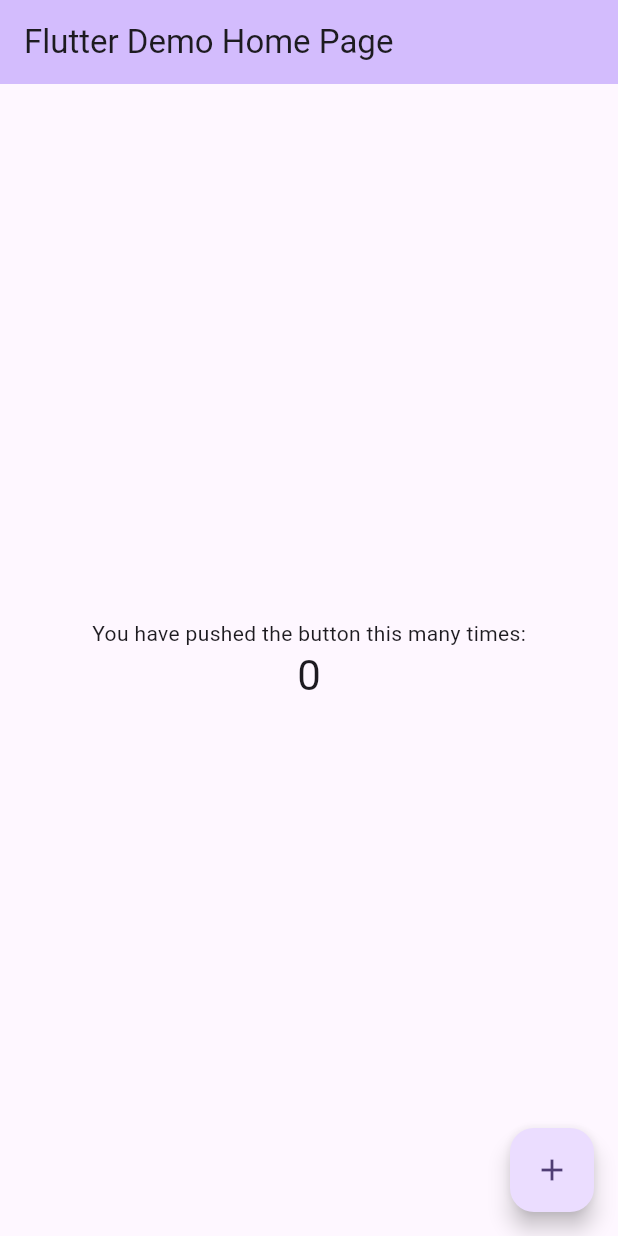
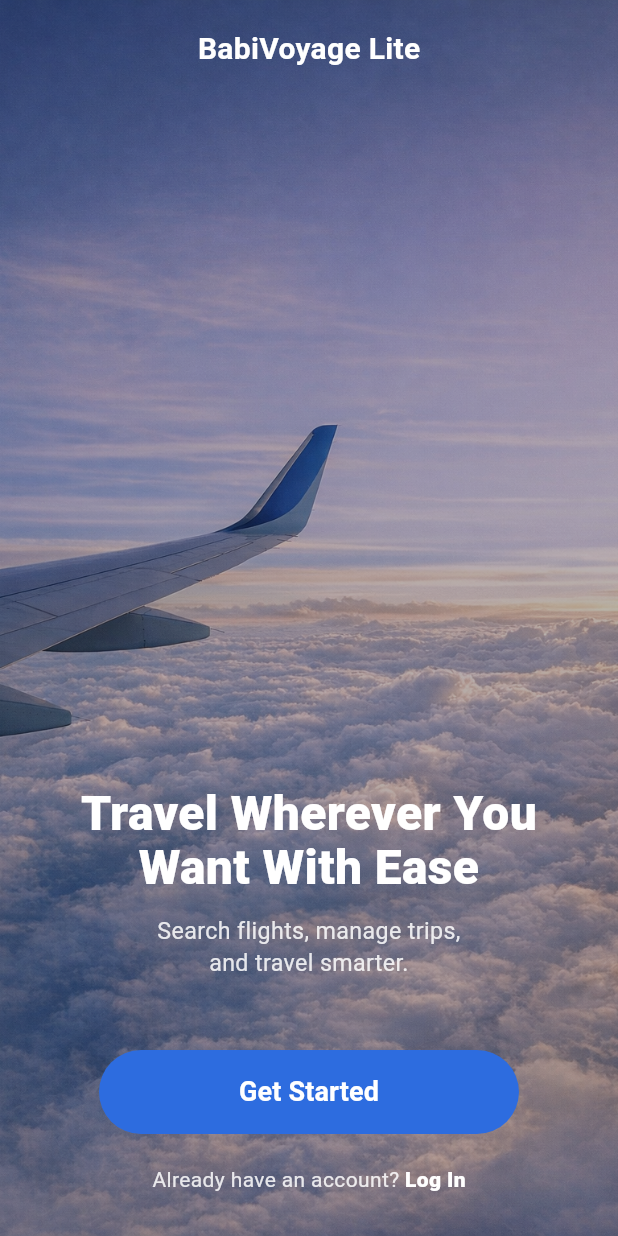
Before and after one commit to MalakJawad/Babivoyage-Lite, a Flutter app: the screen it shows after launch, on a phone screen of 412 x 824 dp. Run offline on Flutter 3.47's test engine with Material 3 defaults, Android fonts, the phone set to English and light mode, and no system bars.

Commit message:
Welcome Page

```diff
--- /dev/null
+++ b/lib/core/theme/app_theme.dart
@@ -0,0 +1,12 @@
+import 'package:flutter/material.dart';
+
+class AppTheme {
+  static const primary = Color(0xFF2D6CDF);
+
+  static ThemeData light = ThemeData(
+    useMaterial3: true,
+    colorScheme: ColorScheme.fromSeed(seedColor: primary),
+    scaffoldBackgroundColor: Colors.white,
+    fontFamily: 'Roboto',
+  );
+}
--- /dev/null
+++ b/lib/features/auth/presentation/screens/login_screen.dart
@@ -0,0 +1,15 @@
+import 'package:flutter/material.dart';
+
+class LoginScreen extends StatelessWidget {
+  const LoginScreen({super.key});
+
+  @override
+  Widget build(BuildContext context) {
+    return Scaffold(
+      appBar: AppBar(title: const Text('Login')),
+      body: const Center(
+        child: Text('Login Screen (next step)'),
+      ),
+    );
+  }
+}
--- /dev/null
+++ b/lib/features/onboarding/presentation/screens/welcome_screen.dart
@@ -0,0 +1,146 @@
+import 'package:flutter/material.dart';
+import '../../../../core/theme/app_theme.dart';
+import '../../../auth/presentation/screens/login_screen.dart';
+
+class WelcomeScreen extends StatelessWidget {
+  const WelcomeScreen({super.key});
+
+  @override
+  Widget build(BuildContext context) {
+    return Scaffold(
+      body: LayoutBuilder(
+        builder: (context, constraints) {
+          final maxWidth = constraints.maxWidth > 500 ? 430.0 : constraints.maxWidth;
+
+          return Center(
+            child: ConstrainedBox(
+              constraints: BoxConstraints(maxWidth: maxWidth),
+              child: Stack(
+                fit: StackFit.expand,
+                children: [
+                  Image.asset(
+                    'assets/images/welcome_bg.png',
+                    fit: BoxFit.cover,
+                  ),
+
+                  Container(color: Colors.black.withValues(alpha:0.28)),
+
+                  SafeArea(
+                    child: Padding(
+                      padding: const EdgeInsets.symmetric(horizontal: 22),
+                      child: Column(
+                        children: [
+                          const SizedBox(height: 18),
+
+                          // App name at top center
+                          const Text(
+                            'BabiVoyage Lite',
+                            style: TextStyle(
+                              color: Colors.white,
+                              fontSize: 20,
+                              fontWeight: FontWeight.w700,
+                              letterSpacing: 0.2,
+                            ),
+                          ),
+
+                          const Spacer(),
+
+                          const Text(
+                            'Travel Wherever You\nWant With Ease',
+                            textAlign: TextAlign.center,
+                            style: TextStyle(
+                              color: Colors.white,
+                              fontSize: 32,
+                              height: 1.12,
+                              fontWeight: FontWeight.w800,
+                            ),
+                          ),
+
+                          const SizedBox(height: 14),
+
+                          Text(
+                            'Search flights, manage trips,\nand travel smarter.',
+                            textAlign: TextAlign.center,
+                            style: TextStyle(
+                              color: Colors.white.withValues(alpha:0.85),
+                              fontSize: 15.5,
+                              height: 1.35,
+                              fontWeight: FontWeight.w400,
+                            ),
+                          ),
+
+                          const SizedBox(height: 48),
+
+                          SizedBox(
+                            width: 280,
+                            height: 56,
+                            child: ElevatedButton(
+                              style: ElevatedButton.styleFrom(
+                                backgroundColor: AppTheme.primary,
+                                foregroundColor: Colors.white,
+                                elevation: 0,
+                                shape: RoundedRectangleBorder(
+                                  borderRadius: BorderRadius.circular(30),
+                                ),
+                              ),
+                              onPressed: () {
+                                Navigator.push(
+                                  context,
+                                  MaterialPageRoute(builder: (_) => const LoginScreen()),
+                                );
+                              },
+                              child: const Text(
+                                'Get Started',
+                                style: TextStyle(
+                                  fontSize: 18,
+                                  fontWeight: FontWeight.w700,
+                                ),
+                              ),
+                            ),
+                          ),
+
+                          const SizedBox(height: 20),
+
+                          Row(
+                            mainAxisAlignment: MainAxisAlignment.center,
+                            children: [
+                              Text(
+                                'Already have an account? ',
+                                style: TextStyle(
+                                  color: Colors.white.withValues(alpha:0.85),
+                                  fontSize: 14,
+                                ),
+                              ),
+                              GestureDetector(
+                                onTap: () {
+                                  Navigator.push(
+                                    context,
+                                    MaterialPageRoute(builder: (_) => const LoginScreen()),
+                                  );
+                                },
+                                child: const Text(
+                                  'Log In',
+                                  style: TextStyle(
+                                    color: Colors.white,
+                                    fontSize: 14,
+                                    fontWeight: FontWeight.w800,
+                                  ),
+                                ),
+                              ),
+                            ],
+                          ),
+
+                          const SizedBox(height: 28),
+                        ],
+                      ),
+                    ),
+                  ),
+                ],
+              ),
+            ),
+          );
+        },
+      ),
+    );
+  }
+}
--- a/lib/main.dart
+++ b/lib/main.dart
@@ -1,122 +1,21 @@
 import 'package:flutter/material.dart';
+import 'core/theme/app_theme.dart';
+import 'features/onboarding/presentation/screens/welcome_screen.dart';
 
 void main() {
-  runApp(const MyApp());
+  runApp(const BabiVoyageLiteApp());
 }
 
-class MyApp extends StatelessWidget {
-  const MyApp({super.key});
+class BabiVoyageLiteApp extends StatelessWidget {
+  const BabiVoyageLiteApp({super.key});
 
-  // This widget is the root of your application.
   @override
   Widget build(BuildContext context) {
     return MaterialApp(
-      title: 'Flutter Demo',
-      theme: ThemeData(
-        // This is the theme of your application.
-        //
-        // TRY THIS: Try running your application with "flutter run". You'll see
-        // the application has a purple toolbar. Then, without quitting the app,
-        // try changing the seedColor in the colorScheme below to Colors.green
-        // and then invoke "hot reload" (save your changes or press the "hot
-        // reload" button in a Flutter-supported IDE, or press "r" if you used
-        // the command line to start the app).
-        //
-        // Notice that the counter didn't reset back to zero; the application
-        // state is not lost during the reload. To reset the state, use hot
-        // restart instead.
-        //
-        // This works for code too, not just values: Most code changes can be
-        // tested with just a hot reload.
-        colorScheme: .fromSeed(seedColor: Colors.deepPurple),
-      ),
-      home: const MyHomePage(title: 'Flutter Demo Home Page'),
+      debugShowCheckedModeBanner: false,
+      title: 'BabiVoyage Lite',
+      theme: AppTheme.light,
+      home: const WelcomeScreen(),
     );
   }
 }
-
-class MyHomePage extends StatefulWidget {
-  const MyHomePage({super.key, required this.title});
-
-  // This widget is the home page of your application. It is stateful, meaning
-  // that it has a State object (defined below) that contains fields that affect
-  // how it looks.
-
-  // This class is the configuration for the state. It holds the values (in this
-  // case the title) provided by the parent (in this case the App widget) and
-  // used by the build method of the State. Fields in a Widget subclass are
-  // always marked "final".
-
-  final String title;
-
-  @override
-  State<MyHomePage> createState() => _MyHomePageState();
-}
-
-class _MyHomePageState extends State<MyHomePage> {
-  int _counter = 0;
-
-  void _incrementCounter() {
-    setState(() {
-      // This call to setState tells the Flutter framework that something has
-      // changed in this State, which causes it to rerun the build method below
-      // so that the display can reflect the updated values. If we changed
-      // _counter without calling setState(), then the build method would not be
-      // called again, and so nothing would appear to happen.
-      _counter++;
-    });
-  }
-
-  @override
-  Widget build(BuildContext context) {
-    // This method is rerun every time setState is called, for instance as done
-    // by the _incrementCounter method above.
-    //
-    // The Flutter framework has been optimized to make rerunning build methods
-    // fast, so that you can just rebuild anything that needs updating rather
-    // than having to individually change instances of widgets.
-    return Scaffold(
-      appBar: AppBar(
-        // TRY THIS: Try changing the color here to a specific color (to
-        // Colors.amber, perhaps?) and trigger a hot reload to see the AppBar
-        // change color while the other colors stay the same.
-        backgroundColor: Theme.of(context).colorScheme.inversePrimary,
-        // Here we take the value from the MyHomePage object that was created by
-        // the App.build method, and use it to set our appbar title.
-        title: Text(widget.title),
-      ),
-      body: Center(
-        // Center is a layout widget. It takes a single child and positions it
-        // in the middle of the parent.
-        child: Column(
-          // Column is also a layout widget. It takes a list of children and
-          // arranges them vertically. By default, it sizes itself to fit its
-          // children horizontally, and tries to be as tall as its parent.
-          //
-          // Column has various properties to control how it sizes itself and
-          // how it positions its children. Here we use mainAxisAlignment to
-          // center the children vertically; the main axis here is the vertical
-          // axis because Columns are vertical (the cross axis would be
-          // horizontal).
-          //
-          // TRY THIS: Invoke "debug painting" (choose the "Toggle Debug Paint"
-          // action in the IDE, or press "p" in the console), to see the
-          // wireframe for each widget.
-          mainAxisAlignment: .center,
-          children: [
-            const Text('You have pushed the button this many times:'),
-            Text(
-              '$_counter',
-              style: Theme.of(context).textTheme.headlineMedium,
-            ),
-          ],
-        ),
-      ),
-      floatingActionButton: FloatingActionButton(
-        onPressed: _incrementCounter,
-        tooltip: 'Increment',
-        child: const Icon(Icons.add),
-      ),
-    );
-  }
-}
--- a/pubspec.yaml
+++ b/pubspec.yaml
@@ -51,6 +51,8 @@ dev_dependencies:
 
 # The following section is specific to Flutter packages.
 flutter:
+  assets:
+    - assets/images/welcome_bg.png
 
   # The following line ensures that the Material Icons font is
   # included with your application, so that you can use the icons in
```
Also changed, not shown: assets/images/welcome_bg.png (added), 2 other files.
